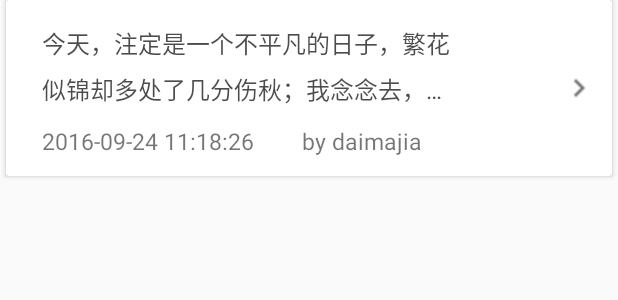
After one commit to absentm/myapplication, an Android app: the layout find_video_item.xml on its own in the app's theme, with its tools: preview values and no code run, on a phone screen of 412 x 824 dp. The commit adds this screen. Shown: the top 300 px of the screen. Run offline under Robolectric (Android 15) with nearby library versions, the phone set to English and light mode, and no system bars; network calls fail.

Commit message:
video 20% .

```diff
--- a/app/src/main/AndroidManifest.xml
+++ b/app/src/main/AndroidManifest.xml
@@ -157,7 +157,9 @@
         <activity
             android:name=".com.ComPhotosSelectAty"
             android:screenOrientation="portrait"/>
-
+        <activity
+            android:name=".find.FindVideoAty"
+            android:screenOrientation="portrait"/>
     </application>
 
 </manifest>
--- a/app/src/main/java/com/example/dm/myapplication/main/ThirdFragment.java
+++ b/app/src/main/java/com/example/dm/myapplication/main/ThirdFragment.java
@@ -17,6 +17,7 @@ import com.example.dm.myapplication.find.FindHowOldAct;
 import com.example.dm.myapplication.find.FindMapAroundAty;
 import com.example.dm.myapplication.find.FindMeiziAty;
 import com.example.dm.myapplication.find.FindNotesAty;
+import com.example.dm.myapplication.find.FindVideoAty;
 import com.example.dm.myapplication.find.FindWeatherAty;
 import com.example.dm.myapplication.find.zxing.activity.CaptureActivity;
 
@@ -83,6 +84,7 @@ public class ThirdFragment extends Fragment {
                         startActivity(new Intent(getActivity(), CaptureActivity.class));
                         break;
                     case 5:
+                        startActivity(new Intent(getActivity(), FindVideoAty.class));
                         break;
                     case 6:
                         startActivity(new Intent(getActivity(), FindWeatherAty.class));
--- a/app/src/main/res/layout/find_note_item.xml
+++ b/app/src/main/res/layout/find_note_item.xml
@@ -3,9 +3,9 @@
     xmlns:android="http://schemas.android.com/apk/res/android"
     android:layout_width="match_parent"
     android:layout_height="wrap_content"
-    android:foreground="?android:attr/selectableItemBackground"
     android:layout_marginLeft="4dp"
-    android:layout_marginRight="4dp">
+    android:layout_marginRight="4dp"
+    android:foreground="?android:attr/selectableItemBackground">
 
     <RelativeLayout
         android:layout_width="match_parent"
@@ -41,8 +41,8 @@
             android:maxLines="2"
             android:maxWidth="280dp"
             android:paddingLeft="8dp"
+            android:text="今天，注定是一个不平凡的日子，繁花似锦却多处了几分伤秋；我念念去，却得不到一丝的......"
             android:textColor="@color/black_trans40"
-            android:text="今天，注定是一个不平凡的日子，繁花似锦却多处了几分伤秋；我念念去，却得不到一丝的......"
             android:textSize="14sp"/>
 
         <TextView
--- /dev/null
+++ b/app/src/main/res/layout/find_video_item.xml
@@ -0,0 +1,69 @@
+<?xml version="1.0" encoding="utf-8"?>
+<android.support.v7.widget.CardView
+    xmlns:android="http://schemas.android.com/apk/res/android"
+    android:layout_width="match_parent"
+    android:layout_height="wrap_content"
+    android:layout_marginLeft="4dp"
+    android:layout_marginRight="4dp"
+    android:foreground="?android:attr/selectableItemBackground">
+
+    <RelativeLayout
+        android:layout_width="match_parent"
+        android:layout_height="wrap_content"
+        android:layout_marginBottom="3dp"
+        android:layout_marginLeft="8dp"
+        android:layout_marginRight="8dp"
+        android:layout_marginTop="3dp"
+        android:paddingBottom="5dp"
+        android:paddingTop="5dp">
+
+        <TextView
+            android:id="@+id/item_video_desc_tv"
+            android:layout_width="wrap_content"
+            android:layout_height="wrap_content"
+            android:layout_marginLeft="8dp"
+            android:ellipsize="end"
+            android:lineSpacingExtra="4dp"
+            android:lineSpacingMultiplier="1.1"
+            android:maxLines="2"
+            android:maxWidth="280dp"
+            android:paddingBottom="8dp"
+            android:paddingLeft="8dp"
+            android:paddingTop="8dp"
+            android:text="今天，注定是一个不平凡的日子，繁花似锦却多处了几分伤秋；我念念去，却得不到一丝的......"
+            android:textColor="@color/black_trans70"
+            android:textSize="16sp"/>
+
+        <TextView
+            android:id="@+id/item_video_time_tv"
+            android:layout_width="wrap_content"
+            android:layout_height="wrap_content"
+            android:layout_below="@+id/item_video_desc_tv"
+            android:layout_marginLeft="8dp"
+            android:paddingBottom="4dp"
+            android:paddingLeft="8dp"
+            android:paddingTop="4dp"
+            android:text="2016-09-24 11:18:26"
+            android:textSize="15sp"/>
+
+        <TextView
+            android:id="@+id/item_video_who_tv"
+            android:layout_width="wrap_content"
+            android:layout_height="wrap_content"
+            android:layout_below="@+id/item_video_desc_tv"
+            android:layout_marginLeft="32dp"
+            android:layout_toRightOf="@+id/item_video_time_tv"
+            android:paddingBottom="4dp"
+            android:paddingTop="4dp"
+            android:text="by daimajia"
+            android:textSize="15sp"/>
+
+        <ImageView
+            android:layout_width="wrap_content"
+            android:layout_height="wrap_content"
+            android:layout_alignParentRight="true"
+            android:layout_centerVertical="true"
+            android:layout_marginRight="2dp"
+            android:src="@drawable/ic_chevron_right_grey600_24dp"/>
+    </RelativeLayout>
+</android.support.v7.widget.CardView>
```
Also changed, not shown: app/src/main/java/com/example/dm/myapplication/beans/VideoBeans/VideoResultsBean.java (added, +114 -0 lines), app/src/main/java/com/example/dm/myapplication/beans/VideoBeans/VideosBean.java (added, +37 -0 lines), app/src/main/java/com/example/dm/myapplication/find/FindVideoAdapter.java (added, +97 -0 lines), app/src/main/java/com/example/dm/myapplication/find/FindVideoAty.java (added, +135 -0 lines), app/src/main/java/com/example/dm/myapplication/utiltools/DateUtil.java (+11 -0 lines), app/src/main/java/com/example/dm/myapplication/utiltools/HttpUtil.java (+31 -0 lines), app/src/main/res/layout/find_video_lay.xml (added, +40 -0 lines), app/src/main/res/drawable/ic_play_circle_outline_grey600_24dp.png (added).
